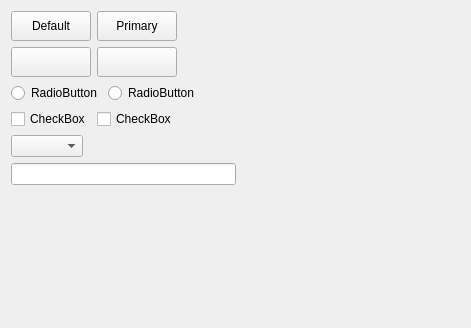
kevinlq/MyQt, file LFlatUi/widget.ui: the form before one commit.
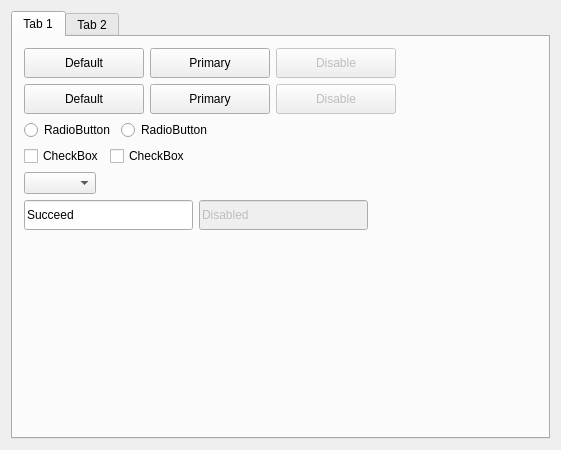
The form after the commit.

What changed in the file:
```diff
--- a/LFlatUi/widget.ui
+++ b/LFlatUi/widget.ui
@@ -6,13 +6,26 @@
    <rect>
     <x>0</x>
     <y>0</y>
-    <width>471</width>
-    <height>328</height>
+    <width>561</width>
+    <height>450</height>
    </rect>
   </property>
   <property name="windowTitle">
    <string>Widget</string>
   </property>
+  <layout class="QVBoxLayout" name="verticalLayout_2">
+   <item>
+    <widget class="QTabWidget" name="tabWidget">
+     <property name="currentIndex">
+      <number>0</number>
+     </property>
+     <property name="lightblue " stdset="0">
+      <bool>false</bool>
+     </property>
+     <widget class="QWidget" name="tab">
+      <attribute name="title">
+       <string>Tab 1</string>
+      </attribute>
   <layout class="QVBoxLayout" name="verticalLayout">
    <item>
     <layout class="QHBoxLayout" name="horizontalLayout">
@@ -20,7 +33,7 @@
       <widget class="QPushButton" name="pushButton">
        <property name="minimumSize">
         <size>
-         <width>80</width>
+             <width>120</width>
          <height>30</height>
         </size>
        </property>
@@ -33,7 +46,7 @@
       <widget class="QPushButton" name="pushButton_2">
        <property name="minimumSize">
         <size>
-         <width>80</width>
+             <width>120</width>
          <height>30</height>
         </size>
        </property>
@@ -42,6 +55,22 @@
        </property>
       </widget>
      </item>
+         <item>
+          <widget class="QPushButton" name="pushButton_3">
+           <property name="enabled">
+            <bool>false</bool>
+           </property>
+           <property name="minimumSize">
+            <size>
+             <width>120</width>
+             <height>30</height>
+            </size>
+           </property>
+           <property name="text">
+            <string>Disable</string>
+           </property>
+          </widget>
+         </item>
      <item>
       <spacer name="horizontalSpacer">
        <property name="orientation">
@@ -63,12 +92,12 @@
       <widget class="QToolButton" name="toolButton">
        <property name="minimumSize">
         <size>
-         <width>80</width>
+             <width>120</width>
          <height>30</height>
         </size>
        </property>
        <property name="text">
-        <string/>
+            <string>Default</string>
        </property>
       </widget>
      </item>
@@ -76,12 +105,28 @@
       <widget class="QToolButton" name="toolButton_2">
        <property name="minimumSize">
         <size>
-         <width>80</width>
+             <width>120</width>
          <height>30</height>
         </size>
        </property>
        <property name="text">
-        <string/>
+            <string>Primary</string>
+           </property>
+          </widget>
+         </item>
+         <item>
+          <widget class="QToolButton" name="toolButton_3">
+           <property name="enabled">
+            <bool>false</bool>
+           </property>
+           <property name="minimumSize">
+            <size>
+             <width>120</width>
+             <height>30</height>
+            </size>
+           </property>
+           <property name="text">
+            <string>Disable</string>
        </property>
       </widget>
      </item>
@@ -185,7 +230,33 @@
    <item>
     <layout class="QHBoxLayout" name="horizontalLayout_6">
      <item>
-      <widget class="QLineEdit" name="lineEdit"/>
+          <widget class="QLineEdit" name="lineEdit">
+           <property name="minimumSize">
+            <size>
+             <width>0</width>
+             <height>30</height>
+            </size>
+           </property>
+           <property name="text">
+            <string>Succeed</string>
+           </property>
+          </widget>
+         </item>
+         <item>
+          <widget class="QLineEdit" name="lineEdit_2">
+           <property name="enabled">
+            <bool>false</bool>
+           </property>
+           <property name="minimumSize">
+            <size>
+             <width>0</width>
+             <height>30</height>
+            </size>
+           </property>
+           <property name="text">
+            <string>Disabled</string>
+           </property>
+          </widget>
      </item>
      <item>
       <spacer name="horizontalSpacer_6">
@@ -210,10 +281,19 @@
      <property name="sizeHint" stdset="0">
       <size>
        <width>20</width>
-       <height>119</height>
+           <height>188</height>
       </size>
      </property>
     </spacer>
+       </item>
+      </layout>
+     </widget>
+     <widget class="QWidget" name="tab_2">
+      <attribute name="title">
+       <string>Tab 2</string>
+      </attribute>
+     </widget>
+    </widget>
    </item>
   </layout>
  </widget>
```
Lines whose indentation alone changed are shown as unchanged.
